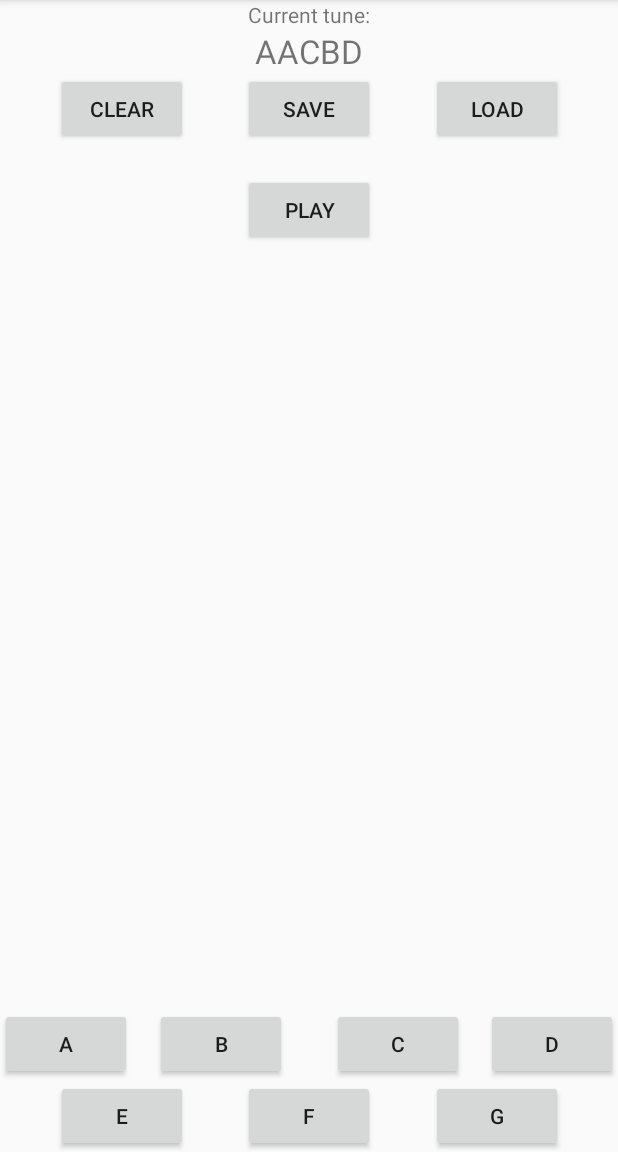
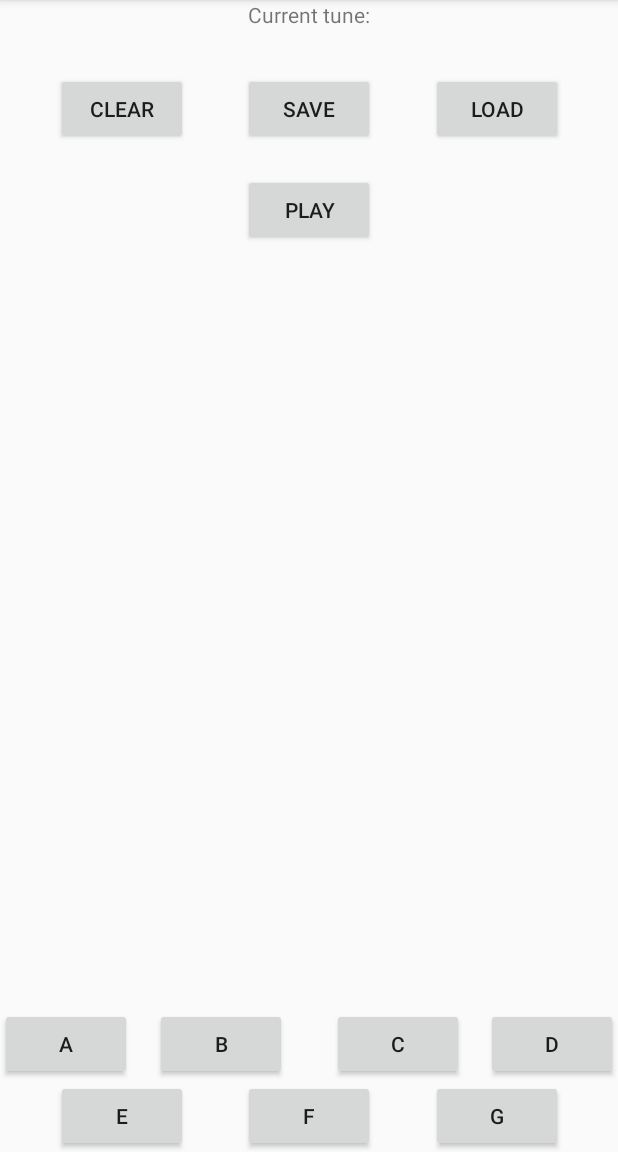
Before and after one commit to oreganoli/Noise, an Android app: the screen it shows after launch (MainActivity), on a phone screen of 412 x 824 dp, the part 84-1236 px from its top. Run offline under Robolectric (Android 15) with nearby library versions, the phone set to English and light mode, and no system bars.

Commit message:
default tune is blank now

```diff
--- a/app/src/main/java/xyz/oreganoli/noise/MainActivity.java
+++ b/app/src/main/java/xyz/oreganoli/noise/MainActivity.java
@@ -12,7 +12,7 @@ import java.util.concurrent.TimeUnit;
 public class MainActivity extends AppCompatActivity {
     ButtonCollection buttons;
     TextView tuneView;
-    String currentTune = "AACBD";
+    String currentTune = "";
     NotePlayer player;
     ThreadPoolExecutor executor;
     private void updateTuneView() {
```
